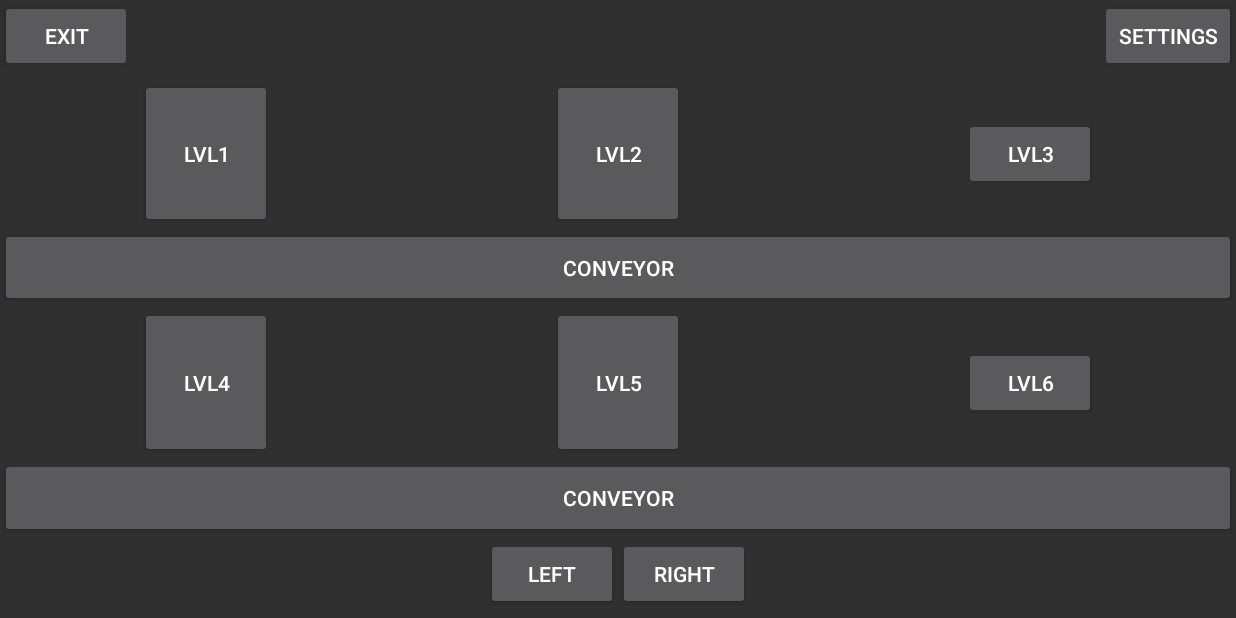
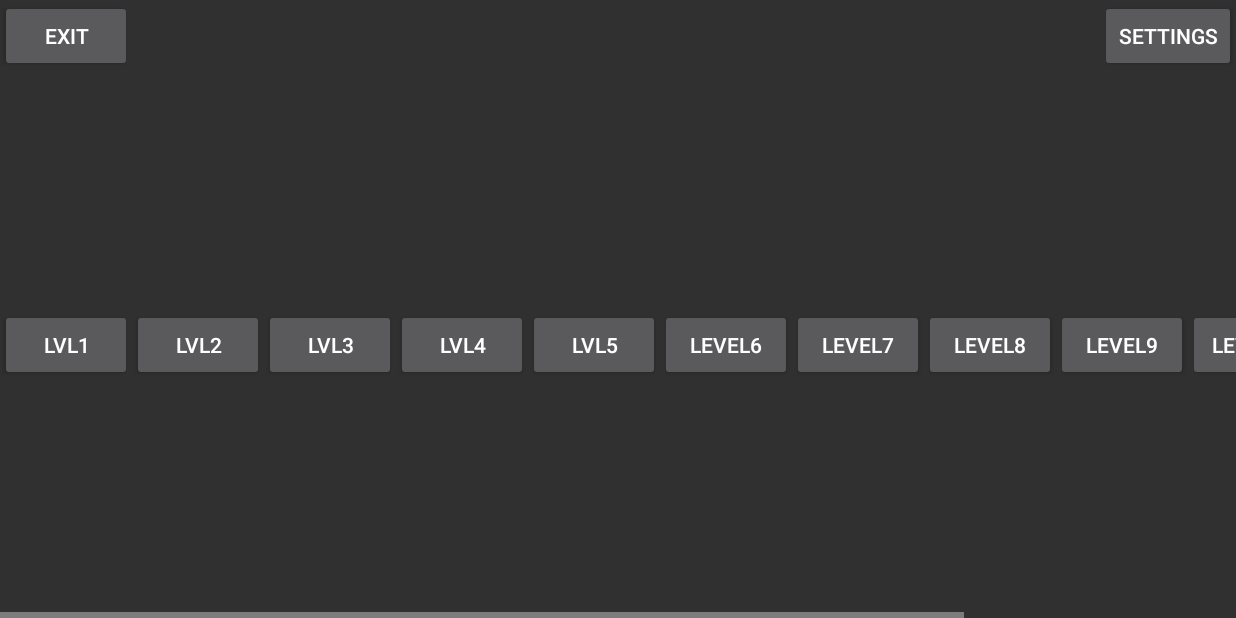
Before and after one commit to murovv/opus_magnum_game_field, an Android app: the LevelsChoose screen opened directly, with no data from a screen before it, on a phone screen of 824 x 412 dp (held sideways). Run offline under Robolectric (Android 15) with nearby library versions, the phone set to English and light mode, and no system bars.

Commit message:
Merge branch 'master' of C:\Users\komra\opus_magnum_game_field_1 with conflicts.

```diff
--- a/app/src/main/java/com/example/opus_magnum_game_field/LevelsChoose.kt
+++ b/app/src/main/java/com/example/opus_magnum_game_field/LevelsChoose.kt
@@ -5,13 +5,13 @@ import androidx.appcompat.app.AppCompatActivity
 import android.os.Bundle
 import kotlinx.android.synthetic.main.activity_levels_choose.*
 
+
 class LevelsChoose : AppCompatActivity() {
-
     override fun onCreate(savedInstanceState: Bundle?) {
         super.onCreate(savedInstanceState)
         setContentView(R.layout.activity_levels_choose)
-        button_lvl1.setOnClickListener {
-            val intent = Intent(this,MainActivity::class.java)
+        bt_lvl1.setOnClickListener {
+            val intent = Intent(this, MainActivity::class.java)
             startActivity(intent)
         }
     }
--- a/app/src/main/res/layout/activity_levels_choose.xml
+++ b/app/src/main/res/layout/activity_levels_choose.xml
@@ -6,16 +6,18 @@
         android:layout_width="match_parent"
         android:layout_height="match_parent"
         tools:context=".MainActivity"
-        android:orientation="vertical">
+        android:orientation="vertical"
+        android:id="@+id/background_layout">
+
+
     <LinearLayout
             android:layout_width="wrap_content"
             android:layout_height="wrap_content"
-            android:layout_weight="0.1"
             android:id="@+id/linear_top"
     >
 
         <RelativeLayout
-                android:layout_width="match_parent"
+                android:layout_width="0dp"
                 android:layout_height="match_parent"
                 android:layout_weight="1"
         >
@@ -40,181 +42,209 @@
 
     </LinearLayout> <!-- top bar-->
 
+    <HorizontalScrollView
+            android:layout_width="match_parent"
+            android:layout_height="match_parent">
+
         <LinearLayout
-            android:layout_width="match_parent"
-            android:layout_height="wrap_content"
-            android:orientation="horizontal"
-            android:layout_weight="1"
-            android:id="@+id/linear_flasks_top">
+                android:layout_width="wrap_content"
+                android:layout_height="match_parent"
+                android:orientation="horizontal">
 
             <RelativeLayout
-                android:layout_width="wrap_content"
+                    android:layout_width="match_parent"
                     android:layout_height="match_parent"
                     android:gravity="center"
-                android:layout_weight="1">
-
-            <Button
-                    android:layout_width="wrap_content"
-                    android:layout_height="match_parent"
-                    android:text="lvl1"
-                    android:id="@+id/button_lvl1"/>
-
-
-        </RelativeLayout> <!-- first -->
-
-        <RelativeLayout
-                android:layout_width="wrap_content"
-                android:layout_height="match_parent"
-                android:gravity="center"
-                android:layout_weight="1">
-            <Button
-                    android:layout_width="wrap_content"
-                    android:layout_height="match_parent"
-                    android:text="lvl2"
-                    android:id="@+id/button_lvl2"
-            />
-        </RelativeLayout> <!-- second -->
-
-        <RelativeLayout
-                android:layout_width="wrap_content"
-                android:layout_height="wrap_content"
-                android:gravity="center"
-                android:layout_weight="1">
+            >
 
                 <Button
                         android:layout_width="wrap_content"
                         android:layout_height="wrap_content"
-                    android:text="lvl3"
-                    android:id="@+id/button_lvl3"
+                        android:id="@+id/bt_lvl1"
+                        android:text="lvl1"
+                />
 
-            />
-        </RelativeLayout> <!-- third -->
 
-    </LinearLayout> <!-- flasks = levels higher of them-->
+            </RelativeLayout>
 
-    <LinearLayout
-            android:orientation="horizontal"
-            android:layout_width="match_parent"
-            android:layout_height="wrap_content"
-            android:layout_weight="0.1"
-            android:id="@+id/linear_conveyor_top">
-        <Button
+            <RelativeLayout
                     android:layout_width="match_parent"
                     android:layout_height="match_parent"
-                android:text="conveyor"
-        />
-    </LinearLayout> <!-- conveyor first -->
-
-    <LinearLayout
-            android:layout_width="match_parent"
-            android:layout_height="wrap_content"
-            android:orientation="horizontal"
-            android:layout_weight="1"
-            android:id="@+id/linear_flasks_bottom">
-
-
-        <RelativeLayout
-                android:layout_width="wrap_content"
-                android:layout_height="match_parent"
-                android:gravity="center"
-                android:layout_weight="1">
-
-            <Button
-                    android:layout_width="wrap_content"
-                    android:layout_height="match_parent"
-                    android:text="lvl4"
-                    android:id="@+id/button_lvl4"
-            />
-        </RelativeLayout> <!-- first here -->
-
-        <RelativeLayout
-                android:layout_width="wrap_content"
-                android:layout_height="match_parent"
-                android:gravity="center"
-                android:layout_weight="1">
-
-            <Button
-                    android:layout_width="wrap_content"
-                    android:layout_height="match_parent"
-                    android:text="lvl5"
-                    android:id="@+id/button_lvl5"
-            />
-
-        </RelativeLayout> <!-- second here -->
-
-        <RelativeLayout
-                android:layout_width="wrap_content"
-                android:layout_height="wrap_content"
-                android:gravity="center"
-                android:layout_weight="1">
+                    android:gravity="center">
 
 
                 <Button
                         android:layout_width="wrap_content"
                         android:layout_height="wrap_content"
-                    android:text="lvl6"
-                    android:id="@+id/button_lvl6"
+                        android:id="@+id/bt_lvl2"
+                        android:text="lvl2"
                 />
 
-        </RelativeLayout> <!-- third here-->
 
-    </LinearLayout> <!-- flasks = levels lower of them -->
+            </RelativeLayout>
 
-    <LinearLayout
-            android:orientation="horizontal"
-            android:layout_width="match_parent"
-            android:layout_height="wrap_content"
-            android:layout_weight="0.1"
-            android:id="@+id/linear_conveyor_bottom">
+            <RelativeLayout
 
-        <Button
                     android:layout_width="match_parent"
                     android:layout_height="match_parent"
-                android:text="conveyor"
-        />
-    </LinearLayout> <!-- conveyor second -->
-
-    <LinearLayout
-            android:layout_width="match_parent"
-            android:layout_height="wrap_content"
-            android:orientation="horizontal"
-            android:layout_weight="0.1"
-            android:id="@+id/linear_changing_level">
-        <LinearLayout
-                android:layout_width="match_parent"
-                android:layout_height="wrap_content"
-                android:layout_weight="1">
-            <RelativeLayout
-                    android:layout_width="wrap_content"
-                    android:layout_height="wrap_content">
+                    android:gravity="center">
 
                 <Button
                         android:layout_width="wrap_content"
                         android:layout_height="wrap_content"
-                        android:id="@+id/button_left"
-                        android:text="left"
-                        android:layout_alignParentEnd="true"
+                        android:id="@+id/bt_lvl3"
+                        android:text="lvl3"
                 />
+
+
+            </RelativeLayout>
+
+            <RelativeLayout
+
+                    android:layout_width="match_parent"
+                    android:layout_height="match_parent"
+                    android:gravity="center">
+
+                <Button
+                        android:layout_width="wrap_content"
+                        android:layout_height="wrap_content"
+                        android:id="@+id/bt_lvl4"
+                        android:text="lvl4"
+                />
+
+
+            </RelativeLayout>
+
+            <RelativeLayout
+                    android:layout_width="match_parent"
+                    android:layout_height="match_parent"
+                    android:gravity="center">
+
+                <Button
+                        android:layout_width="wrap_content"
+                        android:layout_height="wrap_content"
+                        android:id="@+id/bt_lvl5"
+                        android:text="lvl5"
+                />
+
+
+            </RelativeLayout>
+
+            <RelativeLayout
+
+                    android:layout_width="match_parent"
+                    android:layout_height="match_parent"
+                    android:gravity="center">
+
+                <Button
+                        android:layout_width="wrap_content"
+                        android:layout_height="wrap_content"
+                        android:id="@+id/bt_lvl6"
+                        android:text="level6"
+                />
+
+
+            </RelativeLayout>
+
+            <RelativeLayout
+
+                    android:layout_width="match_parent"
+                    android:layout_height="match_parent"
+                    android:gravity="center">
+
+                <Button
+                        android:layout_width="wrap_content"
+                        android:layout_height="wrap_content"
+                        android:id="@+id/bt_lvl7"
+                        android:text="level7"
+                />
+
+
+            </RelativeLayout>
+
+            <RelativeLayout
+
+                    android:layout_width="match_parent"
+                    android:layout_height="match_parent"
+                    android:gravity="center">
+
+                <Button
+                        android:layout_width="wrap_content"
+                        android:layout_height="wrap_content"
+                        android:id="@+id/bt_lvl8"
+                        android:text="level8"
+                />
+
+
+            </RelativeLayout>
+
+            <RelativeLayout
+
+                    android:layout_width="match_parent"
+                    android:layout_height="match_parent"
+                    android:gravity="center">
+
+                <Button
+                        android:layout_width="wrap_content"
+                        android:layout_height="wrap_content"
+                        android:id="@+id/bt_lvl9"
+                        android:text="level9"
+                />
+
+
+            </RelativeLayout>
+
+            <RelativeLayout
+
+                    android:layout_width="match_parent"
+                    android:layout_height="match_parent"
+                    android:gravity="center">
+
+                <Button
+                        android:layout_width="wrap_content"
+                        android:layout_height="wrap_content"
+                        android:id="@+id/bt_lvl10"
+                        android:text="level10"
+                />
+
+
+            </RelativeLayout>
+
+            <RelativeLayout
+
+                    android:layout_width="match_parent"
+                    android:layout_height="match_parent"
+                    android:gravity="center">
+
+                <Button
+                        android:layout_width="wrap_content"
+                        android:layout_height="wrap_content"
+                        android:id="@+id/bt_lvl11"
+                        android:text="level11"
+                />
+
+
+            </RelativeLayout>
+
+            <RelativeLayout
+
+                    android:layout_width="match_parent"
+                    android:layout_height="match_parent"
+                    android:gravity="center">
+
+                <Button
+                        android:layout_width="wrap_content"
+                        android:layout_height="wrap_content"
+                        android:id="@+id/bt_lvl12"
+                        android:text="level12"
+                />
+
 
             </RelativeLayout>
 
         </LinearLayout>
 
-        <LinearLayout
-                android:layout_width="match_parent"
-                android:layout_height="wrap_content"
-                android:layout_weight="1">
-
-            <Button
-                    android:layout_width="wrap_content"
-                    android:layout_height="wrap_content"
-                    android:id="@+id/button_right"
-                    android:text="right"
-            />
-
-        </LinearLayout>
-
-    </LinearLayout> <!-- changing levels-->
+    </HorizontalScrollView>
 
 
 </LinearLayout>
```
Lines whose indentation alone changed are shown as unchanged.
